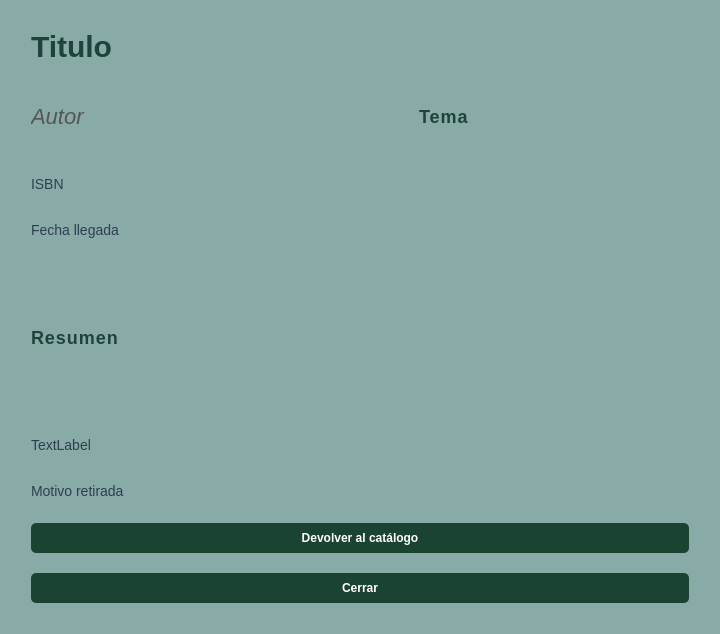
The window that src/vista/Ui/VistaLibroRetirado.ui (ivantm1/proyecto-software) describes before a commit, drawn with Qt 5.
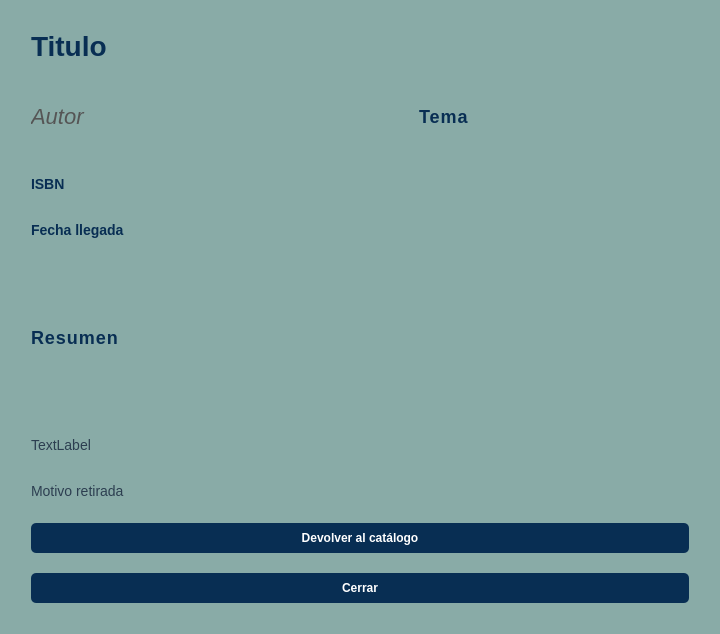
The same window after the commit.

Commit message: Cambio vistas libros

The edit to the form file:
```diff
--- a/src/vista/Ui/VistaLibroRetirado.ui
+++ b/src/vista/Ui/VistaLibroRetirado.ui
@@ -95,6 +95,12 @@
          <height>30</height>
         </size>
        </property>
+       <property name="styleSheet">
+        <string notr="true">font-family: 'Segoe UI', sans-serif;
+font-size: 28px;
+font-weight: bold;
+color: #082e53; </string>
+       </property>
        <property name="text">
         <string>Titulo</string>
        </property>
@@ -141,6 +147,12 @@
            <height>30</height>
           </size>
          </property>
+         <property name="styleSheet">
+          <string notr="true">font-family: 'Segoe UI', sans-serif;
+font-size: 18px;
+font-weight: bold;
+color: #082e53; </string>
+         </property>
          <property name="text">
           <string>Tema</string>
          </property>
@@ -150,6 +162,12 @@
      </item>
      <item>
       <widget class="QLabel" name="linea_isbn">
+       <property name="styleSheet">
+        <string notr="true">font-family: 'Segoe UI', sans-serif;
+font-size: 14px;
+font-weight: bold;
+color: #082e53; </string>
+       </property>
        <property name="text">
         <string>ISBN</string>
        </property>
@@ -157,6 +175,12 @@
      </item>
      <item>
       <widget class="QLabel" name="linea_fecha">
+       <property name="styleSheet">
+        <string notr="true">font-family: 'Segoe UI', sans-serif;
+font-size: 14px;
+font-weight: bold;
+color: #082e53; </string>
+       </property>
        <property name="text">
         <string>Fecha llegada</string>
        </property>
@@ -176,6 +200,12 @@
          <height>150</height>
         </size>
        </property>
+       <property name="styleSheet">
+        <string notr="true">font-family: 'Segoe UI', sans-serif;
+font-size: 18px;
+font-weight: bold;
+color: #082e53; </string>
+       </property>
        <property name="text">
         <string>Resumen</string>
        </property>
@@ -208,7 +238,7 @@
       <widget class="QPushButton" name="boton_devolver">
        <property name="styleSheet">
         <string notr="true">QPushButton {
-    background-color: #1B4332; 
+    background-color: #082e53; 
     color: white;  
     border-radius: 5px; 
     padding: 8px;  
@@ -235,7 +265,7 @@
       <widget class="QPushButton" name="boton_cerrar">
        <property name="styleSheet">
         <string notr="true">QPushButton {
-    background-color: #1B4332; 
+    background-color: #082e53; 
     color: white;  
     border-radius: 5px; 
     padding: 8px;  
```
Left out of the diff: 8 changed lines with no effect on the pictures. The commit also changes 3 other files.
